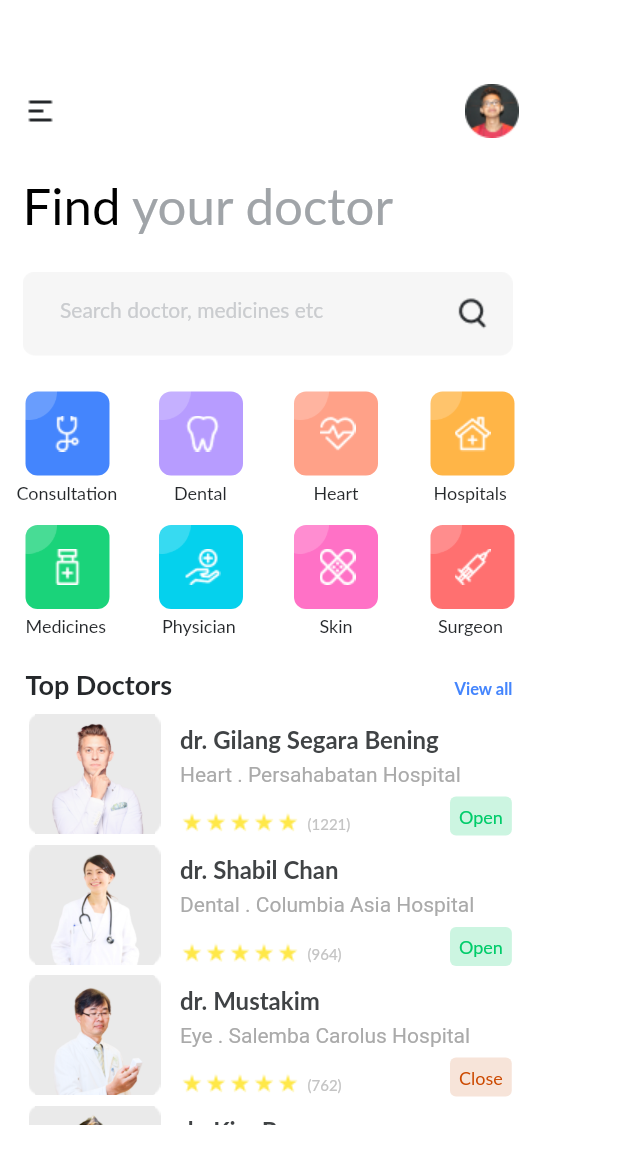
After one commit to Lance-Abella/find_your_doctor, a Flutter app: the screen it shows after launch, on a phone screen of 412 x 824 dp. The commit adds this screen. Shown: the top 1164 px of the screen. Run offline on Flutter 3.47's test engine with Material 2 defaults, Android fonts, the phone set to English and light mode, and no system bars; Roboto replaces fonts that are missing (Lato, Source Sans Pro).

Commit message:
responsiveness

```diff
--- /dev/null
+++ b/lib/converter.dart
@@ -0,0 +1,24 @@
+import 'package:flutter/material.dart';
+
+class Converter extends StatelessWidget {
+  final Widget mobile;
+  final Widget tab;
+  final Widget desktop;
+
+  const Converter({super.key, required this.mobile, required this.tab, required this.desktop});
+
+
+
+  @override
+  Widget build(BuildContext context) {
+    return LayoutBuilder(builder: (context, constraints){
+      if(constraints.maxWidth < 768){
+        return mobile;
+      }
+      else{
+        return tab;
+      }
+
+    });
+  }
+}
--- a/lib/home.dart
+++ b/lib/home.dart
@@ -1,6 +1,7 @@
 import 'package:flutter/material.dart';
 import 'category.dart';
 import 'profiles.dart';
+import 'converter.dart';
 
 class Home extends StatelessWidget {
  const Home({super.key});
@@ -36,97 +37,22 @@ class Home extends StatelessWidget {
     Widget fourthProfile = buildProfiles('assets/Lbl4_Photo.png', 'assets/Group 3.png', 'dr. Kim Berame', 'Surgeon . Ace Medical Hospital', '(5493)', 'Open', greenBg, greenText);
     Widget fifthProfile = buildProfiles('assets/Lbl6_Photo.png', 'assets/Group 3.png', 'dr. Lance Abella', 'Consultation . Chong Hua Hospital', '(534493)', 'Close', redBg, redText);
 
-    return MaterialApp(
-      home: Scaffold(
+    return Scaffold(
         backgroundColor: Color.fromRGBO(255, 255, 255, 1),
-        body: Column(
+        body: Converter(
+          mobile: Column(
               children: [
 
                 Stack(
                   children: [
 
-                Container(
-                margin: EdgeInsets.only(left: 15, top: 62),
-                child: Image(
-                  image: AssetImage('assets/Icons-Menu-Burger.png'),
-                  width: 24,
-                  height: 24,
-                  fit: BoxFit.contain,
-                )
-                ),
-
-                Container(
-                margin: EdgeInsets.only(left: 310, top: 56),
-                child: Image(
-                  image: AssetImage('assets/Mask Group.png'),
-                  width: 36,
-                  height: 36,
-                  fit: BoxFit.contain,
-                )
-                ),
-
-                Container(
-                margin: EdgeInsets.only(left: 15, top: 116),
-                child: Text(
-                  'Find',
-                  style: TextStyle(
-                    color: Colors.black,
-                    fontWeight: FontWeight.w400,
-                    fontSize: 34,
-                    fontFamily: 'Lato',
-                  ),
-                ),
-                ),
-
-                Container(
-                margin: EdgeInsets.only(left: 88, top: 116),
-                child: Text(
-                  'your doctor',
-                  style: TextStyle(
-                    color: Color.fromRGBO(160, 164, 168, 1),
-                    fontWeight: FontWeight.w400,
-                    fontSize: 34,
-                    fontFamily: 'Lato',
-                  ),
-                ),
-                ),
-
-                Container(
-                margin: EdgeInsets.only(left: 15, top: 181),
-                child: ClipRRect(
-                  borderRadius: BorderRadius.circular(8),
-                    child: Image(
-                      image: AssetImage('assets/Rectangle 153.png'),
-                      width: 327,
-                      height: 56,
-                      fit: BoxFit.contain,
-                    ),
-                )
-                ),
-
-                Container(
-                margin: EdgeInsets.only(left: 303, top: 197),
-                child: Image(
-                  image: AssetImage('assets/Search.png'),
-                  width: 24,
-                  height: 24,
-                  fit: BoxFit.contain,
-                )
-                ),
-
-                Container(
-                margin: EdgeInsets.only(left: 40, top: 198),
-                child: Text(
-                  'Search doctor, medicines etc',
-                  style: TextStyle(
-                    color: Color.fromRGBO(202, 204, 207, 1),
-                    fontWeight: FontWeight.w400,
-                    fontSize: 14,
-                    fontFamily: 'Lato',
-                  ),
-                ),
-                ),
-
+                    buildMenu(),
+                    buildAcc(),
+                    buildFindtxt(),
+                    buildYourDocTxt(),
+                    buildSearchBox(),
+                    buildSearchIcon(),
+                    buildPlaceholder(),
                     firstCategory,
                     secondCategory,
                     thirdCategory,
@@ -135,34 +61,78 @@ class Home extends StatelessWidget {
                     sixthCategory,
                     seventhCategory,
                     eightCategory,
+                    buildTopDocTxt(),
+                    buildViewAllTxt(),
+                    buildListView(firstProfile, secondProfile, thirdProfile, fourthProfile, fifthProfile)
+                  ],
+                  ),
+              ],
+            ),
 
-                Container(
-                margin: EdgeInsets.only(left: 17, top: 445),
-                child: Text(
-                  'Top Doctors',
-                  style: TextStyle(
-                    color: Color.fromRGBO(37, 40, 43, 1),
-                    fontWeight: FontWeight.w700,
-                    fontSize: 18,
-                    fontFamily: 'Lato',
+            tab: Row(
+              children: [
+
+                Stack(
+                  children: [
+
+                    buildMenu(),
+                    buildAcc(),
+                    buildFindtxt(),
+                    buildYourDocTxt(),
+                    buildSearchBox(),
+                    buildSearchIcon(),
+                    buildPlaceholder(),
+                    firstCategory,
+                    secondCategory,
+                    thirdCategory,
+                    fourthCategory,
+                    fifthCategory,
+                    sixthCategory,
+                    seventhCategory,
+                    eightCategory,
+                    buildTopDocTxt(),
+                    buildViewAllTxt(),
+                    Expanded(child: buildListView(firstProfile, secondProfile, thirdProfile, fourthProfile, fifthProfile))
+                  ],
+                  ),
+              ],
+            ),
+
+            desktop: Row(
+              children: [
+
+                Stack(
+                  children: [
+
+                    buildMenu(),
+                    buildAcc(),
+                    buildFindtxt(),
+                    buildYourDocTxt(),
+                    buildSearchBox(),
+                    buildSearchIcon(),
+                    buildPlaceholder(),
+                    firstCategory,
+                    secondCategory,
+                    thirdCategory,
+                    fourthCategory,
+                    fifthCategory,
+                    sixthCategory,
+                    seventhCategory,
+                    eightCategory,
+                    buildTopDocTxt(),
+                    buildViewAllTxt(),
+                    Expanded(child: buildListView(firstProfile, secondProfile, thirdProfile, fourthProfile, fifthProfile))
+                  ],
+                  ),
+              ],
             ),
         ),
-                ),
+      );
 
-                Container(
-                margin: EdgeInsets.only(left: 303, top: 452),
-                child: Text(
-                  'View all',
-                  style: TextStyle(
-                    color: Color.fromRGBO(68, 133, 253, 1),
-                    fontWeight: FontWeight.w700,
-                    fontSize: 11,
-                    fontFamily: 'Lato',
-                  ),
-                ),
-                ),
+  }
 
-                Container(
+  Container buildListView(Widget firstProfile, Widget secondProfile, Widget thirdProfile, Widget fourthProfile, Widget fifthProfile) {
+    return Container(
                     margin: EdgeInsets.only(top: 470),
                     height: 280,
                     width: 360,
@@ -192,16 +162,132 @@ class Home extends StatelessWidget {
                         else
                         return null;
                       }),
-                )
-              ],
-              ),
+                  );
+  }
 
-
-
-
-          ],
+  Container buildViewAllTxt() {
+    return Container(
+                  margin: EdgeInsets.only(left: 303, top: 452),
+                  child: Text(
+                    'View all',
+                    style: TextStyle(
+                      color: Color.fromRGBO(68, 133, 253, 1),
+                      fontWeight: FontWeight.w700,
+                      fontSize: 11,
+                      fontFamily: 'Lato',
                     ),
                   ),
                   );
   }
+
+  Container buildTopDocTxt() {
+    return Container(
+                  margin: EdgeInsets.only(left: 17, top: 445),
+                  child: Text(
+                    'Top Doctors',
+                    style: TextStyle(
+                      color: Color.fromRGBO(37, 40, 43, 1),
+                      fontWeight: FontWeight.w700,
+                      fontSize: 18,
+                      fontFamily: 'Lato',
+                    ),
+                  ),
+                  );
   }
+
+  Container buildPlaceholder() {
+    return Container(
+                  margin: EdgeInsets.only(left: 40, top: 198),
+                  child: Text(
+                    'Search doctor, medicines etc',
+                    style: TextStyle(
+                      color: Color.fromRGBO(202, 204, 207, 1),
+                      fontWeight: FontWeight.w400,
+                      fontSize: 14,
+                      fontFamily: 'Lato',
+                    ),
+                  ),
+                  );
+  }
+
+  Container buildSearchIcon() {
+    return Container(
+                  margin: EdgeInsets.only(left: 303, top: 197),
+                  child: Image(
+                    image: AssetImage('assets/Search.png'),
+                    width: 24,
+                    height: 24,
+                    fit: BoxFit.contain,
+                  )
+                  );
+  }
+
+  Container buildSearchBox() {
+    return Container(
+                  margin: EdgeInsets.only(left: 15, top: 181),
+                  child: ClipRRect(
+                    borderRadius: BorderRadius.circular(8),
+                      child: Image(
+                        image: AssetImage('assets/Rectangle 153.png'),
+                        width: 327,
+                        height: 56,
+                        fit: BoxFit.contain,
+                      ),
+                  )
+                  );
+  }
+
+  Container buildYourDocTxt() {
+    return Container(
+                  margin: EdgeInsets.only(left: 88, top: 116),
+                  child: Text(
+                    'your doctor',
+                    style: TextStyle(
+                      color: Color.fromRGBO(160, 164, 168, 1),
+                      fontWeight: FontWeight.w400,
+                      fontSize: 34,
+                      fontFamily: 'Lato',
+                    ),
+                  ),
+                  );
+  }
+
+  Container buildFindtxt() {
+    return Container(
+                  margin: EdgeInsets.only(left: 15, top: 116),
+                  child: Text(
+                    'Find',
+                    style: TextStyle(
+                      color: Colors.black,
+                      fontWeight: FontWeight.w400,
+                      fontSize: 34,
+                      fontFamily: 'Lato',
+                    ),
+                  ),
+                  );
+  }
+
+  Container buildAcc() {
+    return Container(
+                  margin: EdgeInsets.only(left: 310, top: 56),
+                  child: Image(
+                    image: AssetImage('assets/Mask Group.png'),
+                    width: 36,
+                    height: 36,
+                    fit: BoxFit.contain,
+                  )
+                  );
+  }
+
+  Container buildMenu() {
+    return Container(
+                  margin: EdgeInsets.only(left: 15, top: 62),
+                  child: Image(
+                    image: AssetImage('assets/Icons-Menu-Burger.png'),
+                    width: 24,
+                    height: 24,
+                    fit: BoxFit.contain,
+                  )
+                  );
+  }
+}
--- a/lib/profiles.dart
+++ b/lib/profiles.dart
@@ -3,6 +3,7 @@ import 'package:flutter/material.dart';
 Widget buildProfiles(String image1, String image2, String text1, String text2, String text3, String text4, var color1, var color2){
   return Container(
     margin: EdgeInsets.only(top: 5),
+
     child:
       Stack(
         children: [
```
Lines whose indentation alone changed are shown as unchanged.
